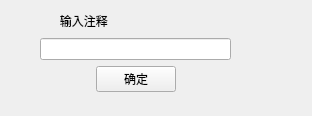
Qt form setting_text.ui (wangdefa114514/modbus-bluetooth-4g) before a commit.
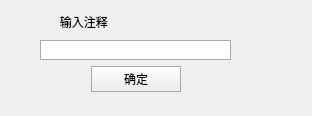
The same form after that commit.

Patch:
```diff
--- a/setting_text.ui
+++ b/setting_text.ui
@@ -13,7 +13,7 @@
   <property name="windowTitle">
    <string>Form</string>
   </property>
-  <widget class="QWidget" name="">
+  <widget class="QWidget" name="layoutWidget">
    <property name="geometry">
     <rect>
      <x>40</x>
@@ -31,7 +31,39 @@
      </widget>
     </item>
     <item>
-     <widget class="QLineEdit" name="lineEdit"/>
+     <widget class="QLineEdit" name="lineEdit">
+      <property name="styleSheet">
+       <string notr="true">QLineEdit 
+{
+ 	padding:1px;
+ 	padding-left:4px;
+    border: 1px solid #aaaaaa;
+    background: white;
+    selection-background-color: #3399ff;
+}
+
+
+/*QLineEdit获得焦点时的属性设置，主要为光晕边框
+这里带了.，所以该属性仅对QLineEdit直接类对象生效，这样做的目的在于，可编辑QTableWidget编辑item时的编辑框不带边框*/
+.QLineEdit:focus1
+{
+  	padding:0px;/*padding，这里边框为2px为了不引起content尺寸变化padding设置为0*/
+    padding-left:3px;
+    border-width:2px;/*边框宽度*/
+	border-style:solid;/*边框类型*/
+	/*用渐变色可以营造光晕边框效果*/
+	border-color:qlineargradient(x1:0, y1:1, x2:0, y2:0, stop:0 #f9b158, stop:1 #ffe189)/*上边框渐变色*/
+	  qlineargradient(x1:0, y1:0, x2:1, y2:0, stop:0 #f9b158, stop:1 #ffe189)/*右边框渐变色*/
+	  qlineargradient(x1:0, y1:0, x2:0, y2:1, stop:0 #f9b158, stop:1 #ffe189)/*下边框渐变色*/
+	  qlineargradient(x1:1, y1:0, x2:0, y2:0, stop:0 #f9b158, stop:1 #ffe189);/*左边框渐变色*/
+}
+
+QLineEdit:read-only
+{
+    color: #787878;
+}</string>
+      </property>
+     </widget>
     </item>
     <item>
      <layout class="QHBoxLayout" name="horizontalLayout">
@@ -50,6 +82,18 @@
       </item>
       <item>
        <widget class="QPushButton" name="set_button">
+        <property name="styleSheet">
+         <string notr="true">QPushButton
+{
+	padding:0px 4px;/*上下padding为0px 左右未6px {1,4}为上右下左*/
+	min-width:80;
+	min-height:24;
+	border: 1px solid #aaaaaa;/*边框*/
+	background: qlineargradient(x1:0, y1:0, x2:0, y2:1, stop:0 #ffffff, stop:0.8 #eeeeee);/*渐变背景色*/
+	outline:none;/*表示foucs状态时取消虚线框*/
+}
+</string>
+        </property>
         <property name="text">
          <string>确定</string>
         </property>
```
